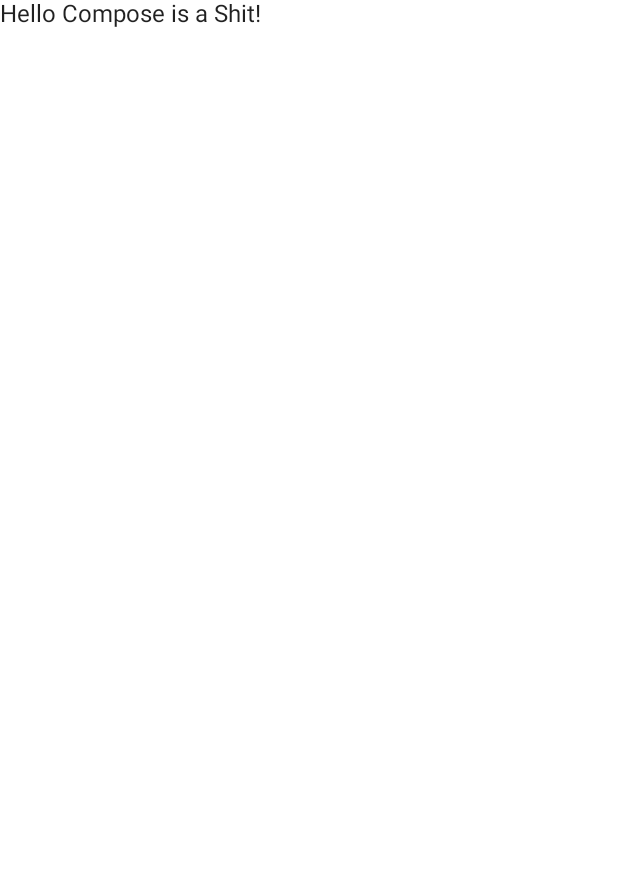
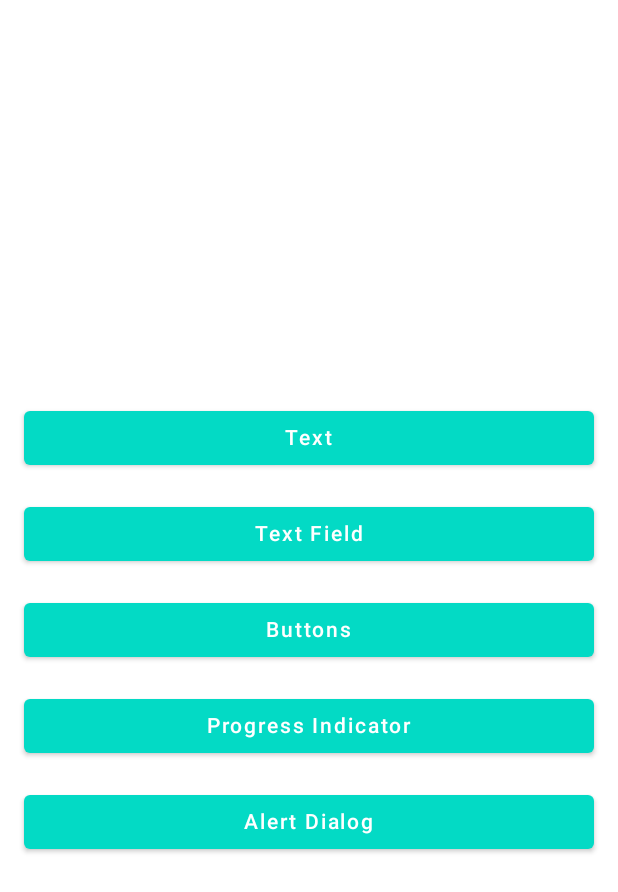
Before and after one commit to Velord/ComposeByTutorialV2, an Android app built with Jetpack Compose: the screen it shows after launch (MainActivity), on a phone screen of 412 x 824 dp. Before the commit the part shown is almost empty. Shown: the top 892 px of the screen. Run offline under Robolectric (Android 15) with nearby library versions, the phone set to English and light mode, and no system bars.

Commit message:
Have accomplished Chapter 2

```diff
--- a/app/src/main/java/com/example/composebytutorialv2/MainActivity.kt
+++ b/app/src/main/java/com/example/composebytutorialv2/MainActivity.kt
@@ -3,28 +3,13 @@ package com.example.composebytutorialv2
 import android.os.Bundle
 import androidx.activity.ComponentActivity
 import androidx.activity.compose.setContent
-import androidx.compose.material.MaterialTheme
-import androidx.compose.material.Surface
-import androidx.compose.runtime.Composable
-import androidx.compose.ui.tooling.preview.Preview
-import com.example.composebytutorialv2.ui.chapter1.Greeting
-import com.example.composebytutorialv2.ui.theme.ComposeByTutorialV2Theme
+import com.example.composebytutorialv2.ui.router.JetFundamentalApp
 
 class MainActivity : ComponentActivity() {
     override fun onCreate(savedInstanceState: Bundle?) {
         super.onCreate(savedInstanceState)
         setContent {
-            DefaultPreview()
+            JetFundamentalApp()
         }
     }
 }
-
-@Preview(showBackground = true)
-@Composable
-fun DefaultPreview() {
-    ComposeByTutorialV2Theme {
-        Surface(color = MaterialTheme.colors.background) {
-            Greeting("Compose is a Shit")
-        }
-    }
-}
--- /dev/null
+++ b/app/src/main/java/com/example/composebytutorialv2/ui/chapter2/NavigationScreen.kt
@@ -0,0 +1,55 @@
+package com.example.composebytutorialv2.ui.chapter2
+
+import androidx.compose.foundation.layout.*
+import androidx.compose.foundation.shape.RoundedCornerShape
+import androidx.compose.material.Button
+import androidx.compose.material.ButtonDefaults
+import androidx.compose.material.Surface
+import androidx.compose.material.Text
+import androidx.compose.runtime.Composable
+import androidx.compose.ui.Alignment
+import androidx.compose.ui.Modifier
+import androidx.compose.ui.graphics.Color
+import androidx.compose.ui.res.colorResource
+import androidx.compose.ui.res.stringResource
+import androidx.compose.ui.tooling.preview.Preview
+import androidx.compose.ui.unit.dp
+import com.example.composebytutorialv2.R
+import com.example.composebytutorialv2.ui.router.JetFundamentalsRouter
+import com.example.composebytutorialv2.ui.router.Screen
+
+@Preview
+@Composable
+fun NavigationScreen() {
+    Surface(
+        color = Color.White,
+        modifier = Modifier.fillMaxSize()
+    ) {
+        Column(
+            verticalArrangement = Arrangement.Center,
+            horizontalAlignment = Alignment.CenterHorizontally
+        ) {
+            NavigationButton(text = stringResource(id = R.string.text), screen = Screen.Text)
+            NavigationButton(text = stringResource(id = R.string.text_field), screen = Screen.TextField)
+            NavigationButton(text = stringResource(id = R.string.buttons), screen = Screen.Buttons)
+            NavigationButton(text = stringResource(id = R.string.progress_indicator), screen = Screen.ProgressIndicator)
+            NavigationButton(text = stringResource(id = R.string.alert_dialog), screen = Screen.AlertDialog)
+        }
+    }
+}
+
+@Composable
+fun NavigationButton(text: String, screen: Screen) {
+    Button(
+        modifier = Modifier
+            .fillMaxWidth()
+            .padding(start = 16.dp, end = 16.dp, top = 16.dp),
+        shape = RoundedCornerShape(4.dp),
+        colors = ButtonDefaults.buttonColors(
+            backgroundColor = colorResource(id = R.color.teal_200)
+        ),
+        onClick = { JetFundamentalsRouter.navigateTo(screen) },
+    ) {
+        Text(text = text, color = Color.White)
+    }
+}
--- /dev/null
+++ b/app/src/main/java/com/example/composebytutorialv2/ui/router/FundamentalRouter.kt
@@ -0,0 +1,44 @@
+package com.example.composebytutorialv2.ui.router
+
+import androidx.compose.animation.Crossfade
+import androidx.compose.material.MaterialTheme
+import androidx.compose.material.Surface
+import androidx.compose.runtime.Composable
+import androidx.compose.runtime.MutableState
+import androidx.compose.runtime.mutableStateOf
+import androidx.compose.ui.tooling.preview.Preview
+import com.example.composebytutorialv2.ui.chapter2.*
+
+sealed class Screen {
+    object Navigation : Screen()
+    object Text : Screen()
+    object TextField : Screen()
+    object Buttons : Screen()
+    object ProgressIndicator : Screen()
+    object AlertDialog : Screen()
+}
+
+object JetFundamentalsRouter {
+    var currentScreen: MutableState<Screen> = mutableStateOf(Screen.Navigation)
+
+    fun navigateTo(destination: Screen) {
+        currentScreen.value = destination
+    }
+}
+
+@Preview
+@Composable
+fun JetFundamentalApp() {
+    Surface(color = MaterialTheme.colors.background) {
+        Crossfade(targetState = JetFundamentalsRouter.currentScreen) {
+            when(it.value) {
+                is Screen.Navigation -> NavigationScreen()
+                is Screen.Text -> TextScreen()
+                is Screen.TextField -> TextFieldScreen()
+                is Screen.Buttons -> ExploreButtonsScreen()
+                is Screen.ProgressIndicator -> ProgressIndicatorScreen()
+                is Screen.AlertDialog -> MyAlertDialogScreen()
+            }
+        }
+    }
+}
--- a/app/src/main/res/values/strings.xml
+++ b/app/src/main/res/values/strings.xml
@@ -1,3 +1,14 @@
 <resources>
     <string name="app_name">ComposeByTutorialV2</string>
+    <string name="jetpack_compose">Jetpack Compose</string>
+    <string name="text">Text</string>
+    <string name="text_field">Text Field</string>
+    <string name="buttons">Buttons</string>
+    <string name="progress_indicator">Progress Indicator</string>
+    <string name="alert_dialog">Alert Dialog</string>
+    <string name="email">Email</string>
+    <string name="example">example</string>
+    <string name="alert_title">Alert Title</string>
+    <string name="alert_message">Alert Message</string>
+    <string name="confirm">Confirm</string>
 </resources>
```
Also changed, not shown: app/src/main/java/com/example/composebytutorialv2/ui/chapter2/AlertDialogScreen.kt (added, +50 -0 lines), app/src/main/java/com/example/composebytutorialv2/ui/chapter2/ExploreButtonsScreen.kt (added, +97 -0 lines), app/src/main/java/com/example/composebytutorialv2/ui/chapter2/ProgressIndicatorScreen.kt (added, +38 -0 lines), app/src/main/java/com/example/composebytutorialv2/ui/chapter2/TextFieldScreen.kt (added, +55 -0 lines), app/src/main/java/com/example/composebytutorialv2/ui/chapter2/TextScreen.kt (added, +47 -0 lines), app/src/main/java/com/example/composebytutorialv2/ui/router/BackButtonHandler.kt (added, +50 -0 lines), 2 other files.
